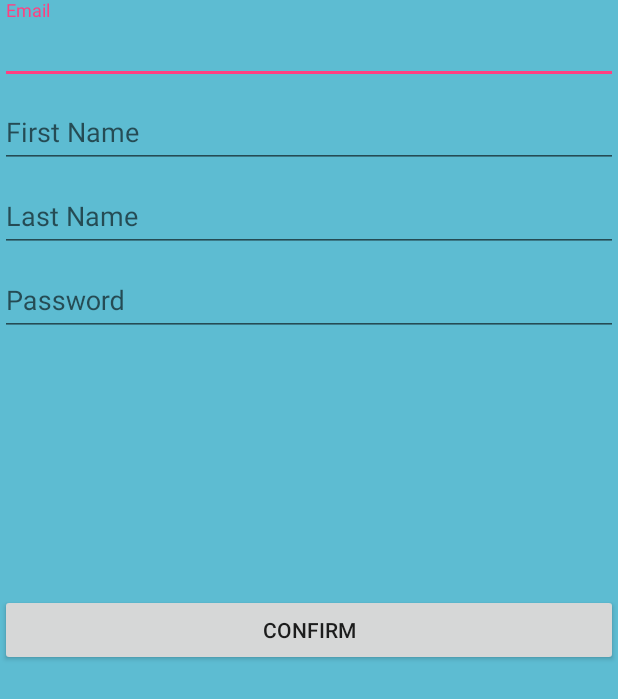
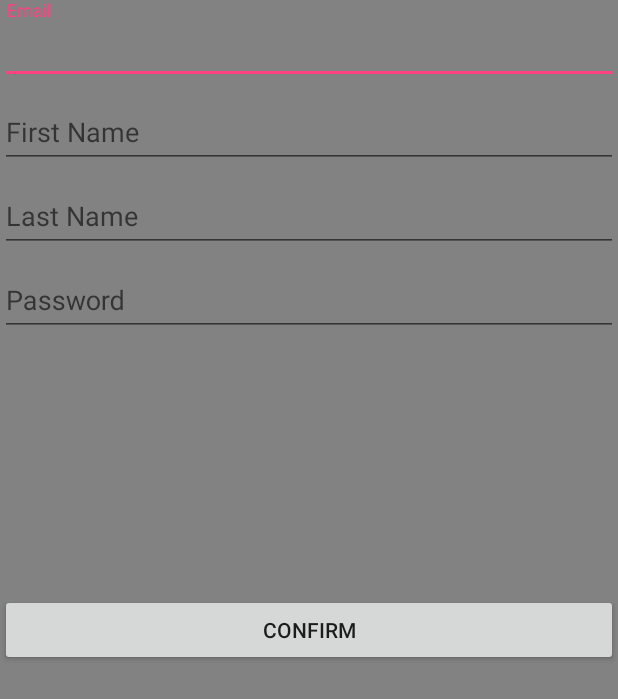
Before and after one commit to sgoldberg1123/HealMePhoney, an Android app: the layout pop_register.xml on its own in the app's theme, with its tools: preview values and no code run, on a phone screen of 412 x 824 dp. Shown: the top 699 px of the screen. Run offline under Robolectric (Android 15) with nearby library versions, the phone set to English and light mode, and no system bars; network calls fail.

Commit message:
Fixed grey

```diff
--- a/app/src/main/res/values/colors.xml
+++ b/app/src/main/res/values/colors.xml
@@ -1,6 +1,6 @@
 <?xml version="1.0" encoding="utf-8"?>
 <resources>
     <color name="colorPrimary">#28D455</color>
-    <color name="colorPrimaryDark">#5DBCD2</color>
+    <color name="colorPrimaryDark">#828282</color>
     <color name="colorAccent">#FF4081</color>
 </resources>
```
